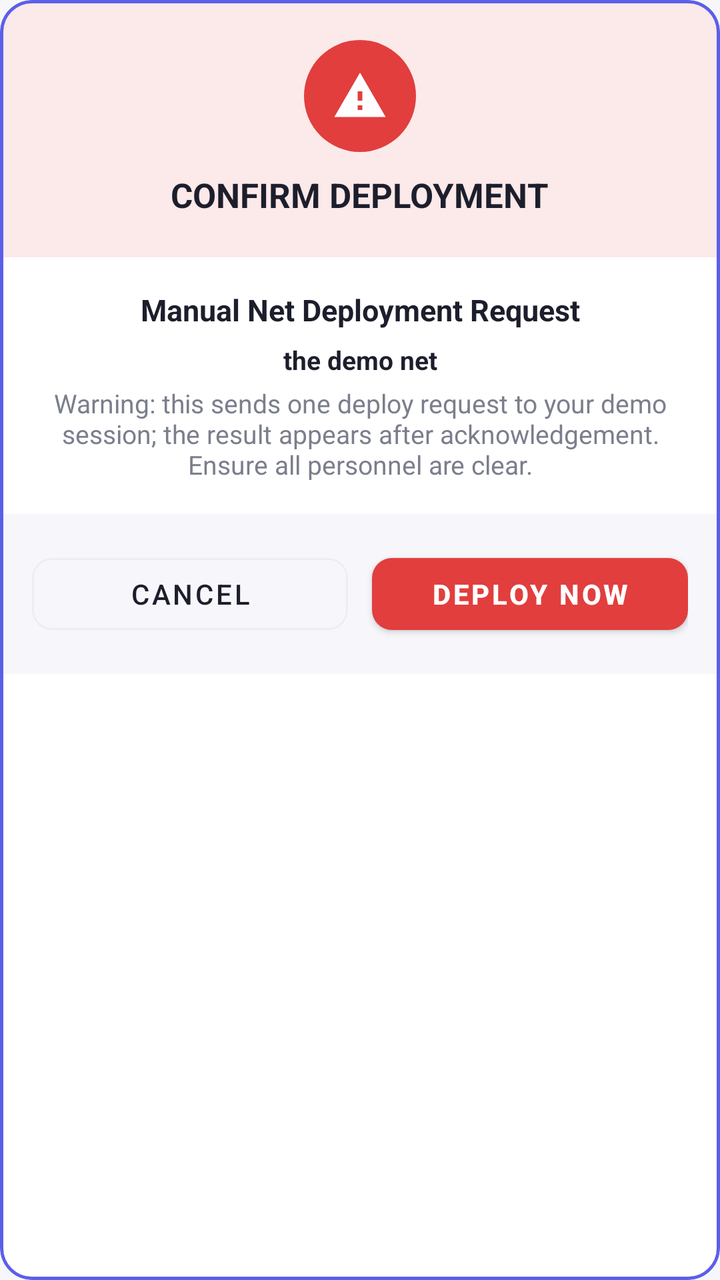
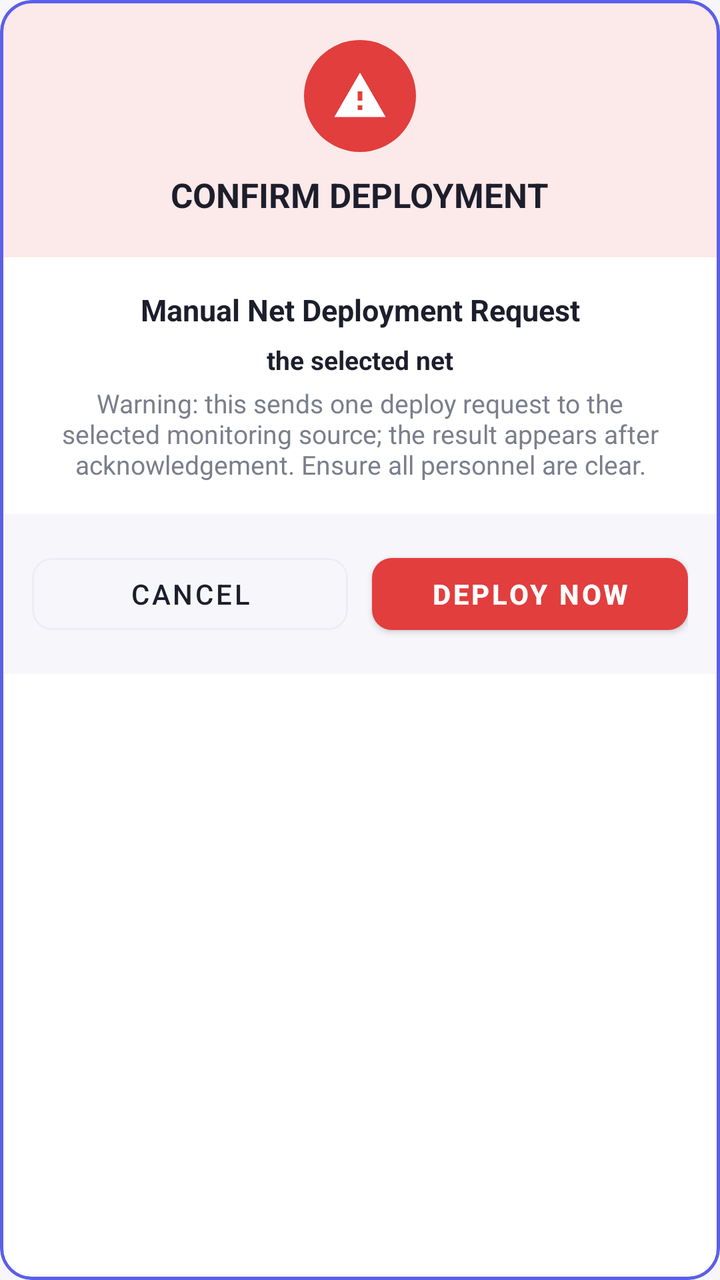

Screens rendered from an Android XML layout before and after an edit, with the pre-edit source and the edit as a unified diff.
<!-- AndroidManifest.xml: application theme Theme.FloodRescueNetMonitor -->
<!-- res/layout/dialog_confirm_deploy.xml -->
<?xml version="1.0" encoding="utf-8"?>
<com.google.android.material.card.MaterialCardView xmlns:android="http://schemas.android.com/apk/res/android" xmlns:app="http://schemas.android.com/apk/res-auto" android:layout_width="match_parent" android:layout_height="wrap_content" app:cardCornerRadius="16dp" app:cardElevation="0dp" app:strokeColor="@color/indigo" app:strokeWidth="1.5dp" app:cardBackgroundColor="@android:color/white">
    <LinearLayout android:layout_width="match_parent" android:layout_height="wrap_content" android:orientation="vertical">
        <LinearLayout android:layout_width="match_parent" android:layout_height="wrap_content" android:orientation="vertical" android:gravity="center_horizontal" android:background="@color/red_danger_bg" android:paddingVertical="20dp">
            <ImageView android:layout_width="56dp" android:layout_height="56dp" android:padding="14dp" android:background="@drawable/bg_status_pill_indigo" android:src="@drawable/ic_warning" app:tint="@android:color/white" android:contentDescription="@null" />
            <TextView android:layout_width="wrap_content" android:layout_height="wrap_content" android:layout_marginTop="10dp" android:text="CONFIRM DEPLOYMENT" android:textSize="17sp" android:textStyle="bold" android:textColor="@color/text_primary" />
        </LinearLayout>
        <TextView android:layout_width="match_parent" android:layout_height="wrap_content" android:layout_marginTop="16dp" android:paddingHorizontal="20dp" android:gravity="center" android:text="Manual Net Deployment Request" android:textSize="15sp" android:textStyle="bold" android:textColor="@color/text_primary" />
        <TextView android:id="@+id/tvConfirmLocation" android:layout_width="match_parent" android:layout_height="wrap_content" android:paddingHorizontal="20dp" android:paddingTop="6dp" android:gravity="center" android:text="the demo net" android:textSize="13sp" android:textStyle="bold" android:textColor="@color/text_primary" />
        <TextView android:layout_width="match_parent" android:layout_height="wrap_content" android:paddingHorizontal="20dp" android:paddingTop="4dp" android:paddingBottom="16dp" android:gravity="center" android:text="Warning: this sends one deploy request to your demo session; the result appears after acknowledgement. Ensure all personnel are clear." android:textSize="13sp" android:textColor="@color/text_secondary" />
        <LinearLayout android:layout_width="match_parent" android:layout_height="wrap_content" android:orientation="horizontal" android:background="@color/surface_light" android:padding="16dp">
            <com.google.android.material.button.MaterialButton android:id="@+id/btnConfirmCancel" style="@style/Widget.MaterialComponents.Button.OutlinedButton" android:layout_width="0dp" android:layout_height="wrap_content" android:layout_weight="1" android:text="Cancel" android:textColor="@color/text_primary" app:strokeColor="@color/card_border" app:cornerRadius="10dp" />
            <com.google.android.material.button.MaterialButton android:id="@+id/btnConfirmDeploy" android:layout_width="0dp" android:layout_height="wrap_content" android:layout_weight="1" android:layout_marginStart="12dp" android:text="DEPLOY NOW" android:textStyle="bold" app:backgroundTint="@color/red_danger" app:cornerRadius="10dp" />
        </LinearLayout>
    </LinearLayout>
</com.google.android.material.card.MaterialCardView>
<!-- resources referenced by this layout -->
<resources>
  <color name="card_border">#EDEDF5</color>
  <color name="indigo">#5B5FEA</color>
  <color name="red_danger">#E23E3E</color>
  <color name="red_danger_bg">#FCE9E9</color>
  <color name="surface_light">#F7F7FB</color>
  <color name="text_primary">#1D1E2C</color>
  <color name="text_secondary">#7B7E8C</color>
  <!-- drawable bg_status_pill_indigo (drawable) -->
  <?xml version="1.0" encoding="utf-8"?>
  <shape xmlns:android="http://schemas.android.com/apk/res/android"
      android:shape="rectangle">
      <solid android:color="@color/red_danger" />
      <corners android:radius="50dp" />
  </shape>
  <!-- drawable ic_warning (drawable) -->
  <vector xmlns:android="http://schemas.android.com/apk/res/android"
      android:width="24dp" android:height="24dp" android:viewportWidth="24" android:viewportHeight="24">
      <path android:fillColor="#FFE23E3E" android:pathData="M1,21L23,21L12,2L1,21ZM13,18L11,18L11,16L13,16L13,18ZM13,14L11,14L11,10L13,10L13,14Z"/>
  </vector>
  <style name="Theme.FloodRescueNetMonitor" parent="Base.Theme.FloodRescueNetMonitor" />
  <style name="Base.Theme.FloodRescueNetMonitor" parent="Theme.MaterialComponents.DayNight.NoActionBar">
          <item name="colorPrimary">@color/indigo</item>
          <item name="colorPrimaryDark">@color/indigo_dark</item>
          <item name="colorSecondary">@color/pink_accent</item>
          <item name="colorAccent">@color/pink_accent</item>
          <item name="android:windowBackground">@color/surface_light</item>
          <item name="android:textColorPrimary">@color/text_primary</item>
      </style>
  <color name="indigo_dark">#4347C9</color>
  <color name="pink_accent">#E84C6B</color>
</resources>

<!-- the commit's change to res/layout/dialog_confirm_deploy.xml (unified diff, before → after) -->
@@ -6,8 +6,8 @@
             <TextView android:layout_width="wrap_content" android:layout_height="wrap_content" android:layout_marginTop="10dp" android:text="CONFIRM DEPLOYMENT" android:textSize="17sp" android:textStyle="bold" android:textColor="@color/text_primary" />
         </LinearLayout>
         <TextView android:layout_width="match_parent" android:layout_height="wrap_content" android:layout_marginTop="16dp" android:paddingHorizontal="20dp" android:gravity="center" android:text="Manual Net Deployment Request" android:textSize="15sp" android:textStyle="bold" android:textColor="@color/text_primary" />
-        <TextView android:id="@+id/tvConfirmLocation" android:layout_width="match_parent" android:layout_height="wrap_content" android:paddingHorizontal="20dp" android:paddingTop="6dp" android:gravity="center" android:text="the demo net" android:textSize="13sp" android:textStyle="bold" android:textColor="@color/text_primary" />
-        <TextView android:layout_width="match_parent" android:layout_height="wrap_content" android:paddingHorizontal="20dp" android:paddingTop="4dp" android:paddingBottom="16dp" android:gravity="center" android:text="Warning: this sends one deploy request to your demo session; the result appears after acknowledgement. Ensure all personnel are clear." android:textSize="13sp" android:textColor="@color/text_secondary" />
+        <TextView android:id="@+id/tvConfirmLocation" android:layout_width="match_parent" android:layout_height="wrap_content" android:paddingHorizontal="20dp" android:paddingTop="6dp" android:gravity="center" android:text="the selected net" android:textSize="13sp" android:textStyle="bold" android:textColor="@color/text_primary" />
+        <TextView android:layout_width="match_parent" android:layout_height="wrap_content" android:paddingHorizontal="20dp" android:paddingTop="4dp" android:paddingBottom="16dp" android:gravity="center" android:text="Warning: this sends one deploy request to the selected monitoring source; the result appears after acknowledgement. Ensure all personnel are clear." android:textSize="13sp" android:textColor="@color/text_secondary" />
         <LinearLayout android:layout_width="match_parent" android:layout_height="wrap_content" android:orientation="horizontal" android:background="@color/surface_light" android:padding="16dp">
             <com.google.android.material.button.MaterialButton android:id="@+id/btnConfirmCancel" style="@style/Widget.MaterialComponents.Button.OutlinedButton" android:layout_width="0dp" android:layout_height="wrap_content" android:layout_weight="1" android:text="Cancel" android:textColor="@color/text_primary" app:strokeColor="@color/card_border" app:cornerRadius="10dp" />
             <com.google.android.material.button.MaterialButton android:id="@+id/btnConfirmDeploy" android:layout_width="0dp" android:layout_height="wrap_content" android:layout_weight="1" android:layout_marginStart="12dp" android:text="DEPLOY NOW" android:textStyle="bold" app:backgroundTint="@color/red_danger" app:cornerRadius="10dp" />
